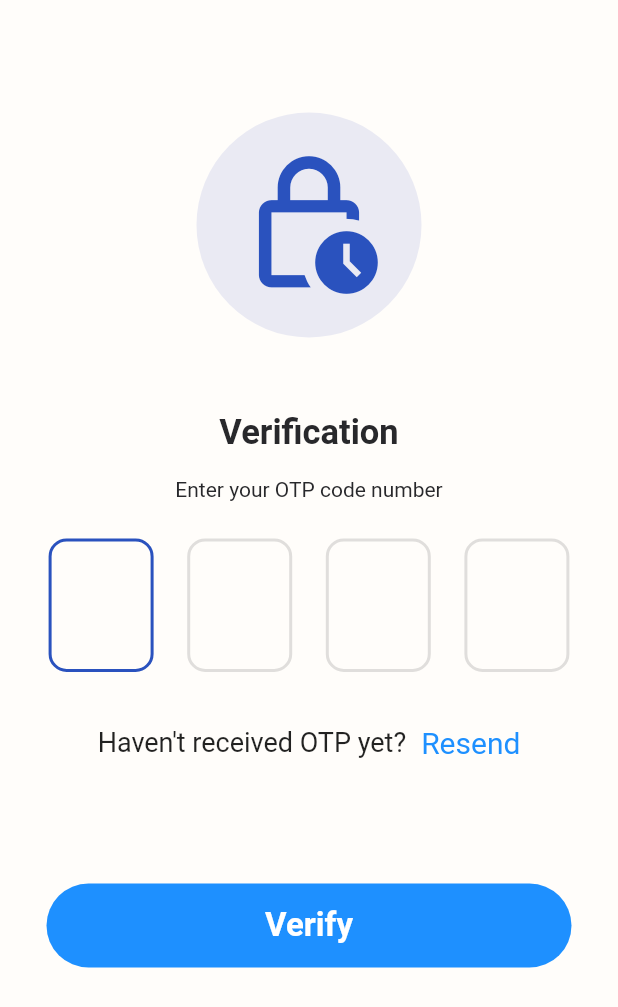
After one commit to syamimirfan/electro_market, a Flutter app: the Verification screen opened by its route, on a phone screen of 412 x 824 dp. The commit adds this screen. Shown: the top 1007 px of the screen. Run offline on Flutter 3.47's test engine with Material 2 defaults, Android fonts, the phone set to English and light mode, and no system bars; Roboto replaces fonts that are missing (Poppins).

Commit message:
Updated register,forgot password and verification

```diff
--- /dev/null
+++ b/lib/authentication/verification.dart
@@ -0,0 +1,186 @@
+import 'package:electro_market/constants/constants.dart';
+import 'package:flutter/material.dart';
+
+class Verification extends StatefulWidget {
+  const Verification({super.key});
+
+  @override
+  State<Verification> createState() => _VerificationState();
+}
+
+class _VerificationState extends State<Verification> {
+
+
+  double deviceWidth(BuildContext context) => MediaQuery.of(context).size.width;
+  double deviceHeight(BuildContext context) => MediaQuery.of(context).size.height;
+
+  TextEditingController txt1 = TextEditingController();
+  TextEditingController txt2 = TextEditingController();
+  TextEditingController txt3 = TextEditingController();
+  TextEditingController txt4 = TextEditingController();
+  TextEditingController txt5 = TextEditingController();
+  TextEditingController txt6 = TextEditingController();
+
+
+  @override
+  Widget build(BuildContext context) {
+
+    return Scaffold(
+         backgroundColor: Constants.primaryColor,
+         body: Stack(
+          children: [
+            SingleChildScrollView(
+              scrollDirection: Axis.vertical,
+              child: Padding(
+                padding: const EdgeInsets.symmetric(horizontal: 10, vertical: 50),
+                child: Column(
+                  children: [
+               Container(
+                    width: 150,
+                    height: 200,
+                    decoration: const BoxDecoration(
+                      color: Color.fromARGB(255, 234, 234, 243),
+                      shape: BoxShape.circle,
+                    ),
+                    child: const Icon(Icons.lock_clock_outlined, size: 100, color: Constants.secondaryColor,)
+                  ),
+
+              Container(
+                 padding: EdgeInsets.only(top: deviceHeight(context) * 0.03),
+                 child: const Text(
+                    "Verification",
+                    style: TextStyle(
+                      fontFamily: "Roboto",
+                      fontSize: 23,
+                      fontWeight: FontWeight.bold,
+                      color: Constants.quaternaryColor
+                    ),
+                   ),
+                   ),
+                 Container(
+                   padding: EdgeInsets.only(top: deviceHeight(context) * 0.02),
+                   child: const Text(
+                    "Enter your OTP code number",
+                    style: TextStyle(
+                      fontFamily: "Roboto",
+                      fontSize: 14,
+                      fontWeight: FontWeight.w400,
+                      color: Constants.quaternaryColor
+                    ),
+                      ),
+                   ),
+
+                  SizedBox(height: deviceHeight(context) * 0.03,),
+                  Row(
+                  mainAxisAlignment: MainAxisAlignment.spaceEvenly,
+                  children: [
+                    myInputBox(context, txt1,true,false),
+                    myInputBox(context, txt2,false,false),
+                    myInputBox(context, txt3,false,false),
+                    myInputBox(context, txt4,false,true),
+
+                  ],
+                ),
+                SizedBox(height: deviceHeight(context) * 0.03,),
+                 Row(
+                  mainAxisAlignment: MainAxisAlignment.center,
+                  children: [
+                    const Text(
+                      "Haven't received OTP yet?",
+                      style: TextStyle(fontSize: 18),
+                    ),
+                     const SizedBox(width: 10),
+                    InkWell(
+                      onTap: () {
+
+                      },
+                      child: const Text(
+                        "Resend",
+                          style:  TextStyle(
+                            color: Constants.tertiaryColor,
+                            fontFamily: "Roboto",
+                            fontSize: 20,
+                          ),
+                      ),
+                    )
+                  ],
+                ),
+                 SizedBox(height: deviceHeight(context) * 0.1,),
+                  SizedBox(
+                       width: 350,
+                       child: ElevatedButton(
+                        style: ElevatedButton.styleFrom(
+                            backgroundColor: Constants.tertiaryColor,
+                            elevation: 0,
+                            padding: const EdgeInsets.symmetric(vertical: 15),
+                            shape: RoundedRectangleBorder(
+                              borderRadius: BorderRadius.circular(30),
+                            ),
+                          ),
+                        onPressed: () async{
+                            final otp = txt1.text + txt2.text + txt3.text + txt4.text;
+                            if (otp == '1234') {
+                                Navigator.pushNamed(context, "/login");
+                            }else {
+                                print("Wrong OTP");
+                            }
+                         },
+                         child:  const Text(
+                           "Verify",
+                           style: TextStyle(
+                              color: Colors.white,
+                              fontWeight: FontWeight.bold,
+                              fontSize: 22,
+                              fontFamily: 'Poppins',
+                           ),
+                         ),
+                        ),
+                     ),
+                  ],
+                ),
+              ),
+            ),
+
+          ],
+         ),
+    );
+  }
+
+
+  //field verification code
+   Widget myInputBox(BuildContext context, TextEditingController controller,bool first, last) {
+  return SizedBox(
+    height: 100,
+    width: 70,
+    child: TextField(
+      controller: controller,
+      maxLength: 1,
+      textAlign: TextAlign.center,
+      keyboardType: TextInputType.number,
+      autofocus: true,
+      showCursor: false,
+      readOnly: false,
+      style: const TextStyle(fontFamily: "Roboto", fontSize: 42),
+      decoration:  InputDecoration(
+        counterText: '',
+        border: InputBorder.none,
+        counter: const Offstage(),
+        enabledBorder: OutlineInputBorder(
+         borderSide:const BorderSide(width: 2, color: Colors.black12),
+         borderRadius: BorderRadius.circular(12)),
+           focusedBorder: OutlineInputBorder(
+                borderSide:const BorderSide(width: 2, color: Constants.secondaryColor),
+                borderRadius: BorderRadius.circular(12)),
+      ),
+       onChanged: (value) {
+          if (value.length == 1 && last == false) {
+              FocusScope.of(context).nextFocus();
+            }
+            if (value.isEmpty && first == false) {
+              FocusScope.of(context).previousFocus();
+            }
+      },
+    ),
+   );
+   }
+}
--- a/lib/main.dart
+++ b/lib/main.dart
@@ -1,6 +1,8 @@
 import 'package:electro_market/authentication/forgot_password.dart';
 import 'package:electro_market/authentication/login.dart';
 import 'package:electro_market/authentication/register.dart';
+import 'package:electro_market/authentication/verification.dart';
+import 'package:electro_market/main/home.dart';
 import 'package:electro_market/provider/hidden_password.dart';
 import 'package:electro_market/provider/navigation_provider.dart';
 import 'package:flutter/material.dart';
@@ -27,6 +29,8 @@ class MyApp extends StatelessWidget {
           '/login':(context) => const Login(),
           '/register':(context) => const Register(),
           '/forgot_password':(context) => const ForgotPassword(),
+          '/verification': (context) => const Verification(),
+           '/home': (context) => const Home(),
         },
       ),
     );
```
Also changed, not shown: lib/authentication/login.dart (+6 -1 lines), lib/authentication/register.dart (+6 -1 lines), lib/main/home.dart (added, +39 -0 lines), lib/widget/navigation.dart (added, +97 -0 lines), assets/user.png (added), flutter_01.png (added), lib/widget/widget.dart (line endings or trailing spaces).
